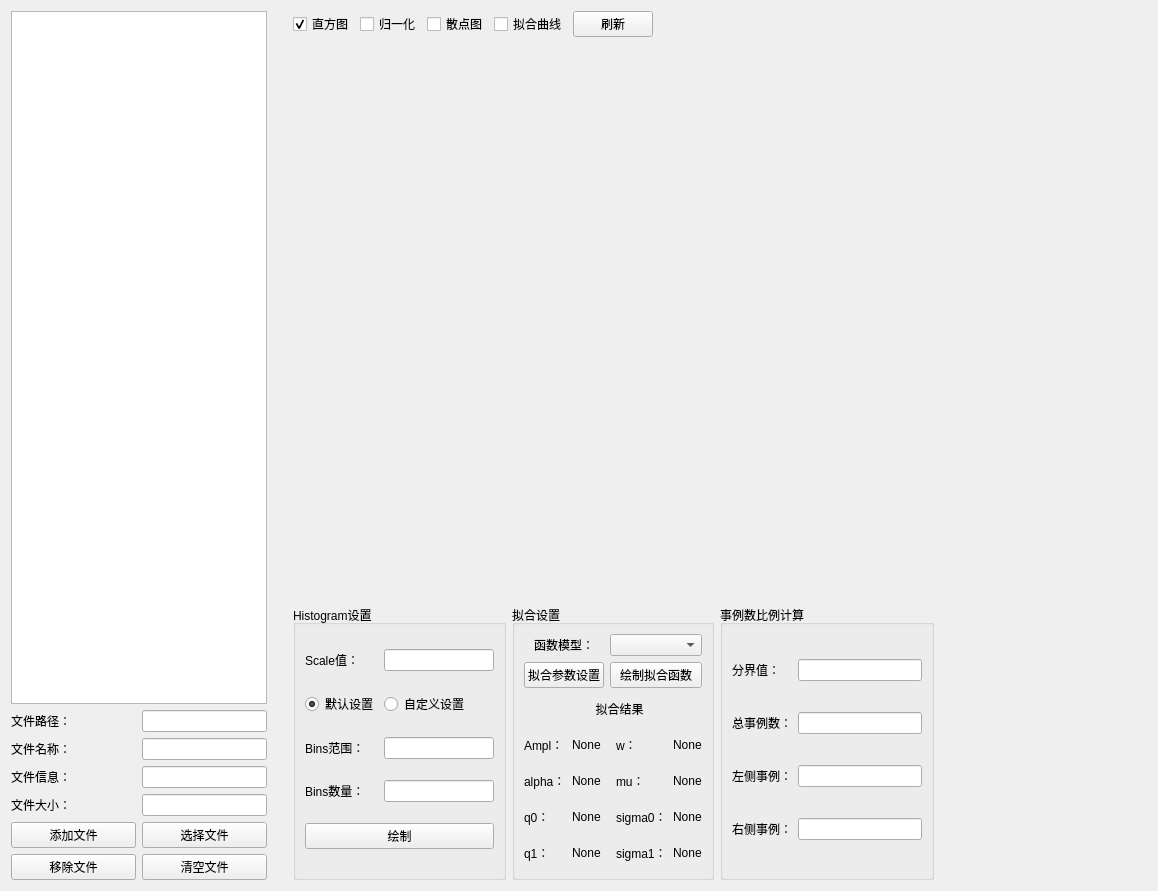
PENG-HuaXing/oscilloscope, file DesignerUi/UiSPE.ui: the form before one commit.
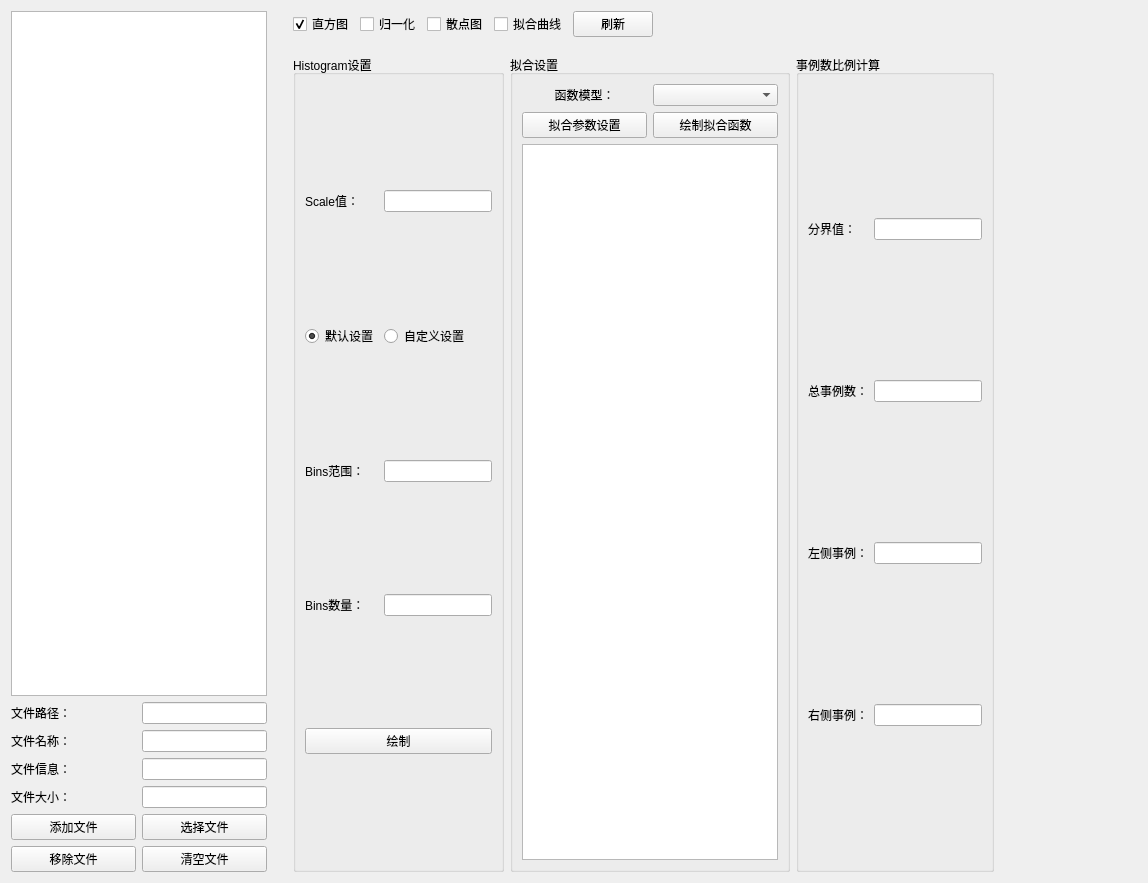
The form after the commit.

What changed in the file:
```diff
--- a/DesignerUi/UiSPE.ui
+++ b/DesignerUi/UiSPE.ui
@@ -6,8 +6,8 @@
    <rect>
     <x>0</x>
     <y>0</y>
-    <width>1158</width>
-    <height>891</height>
+    <width>1148</width>
+    <height>883</height>
    </rect>
   </property>
   <property name="windowTitle">
@@ -305,7 +305,7 @@
           <string>拟合设置</string>
          </property>
          <layout class="QGridLayout" name="gridLayout_3">
-          <item row="0" column="0" colspan="2">
+          <item row="0" column="0">
            <widget class="QLabel" name="label_11">
             <property name="text">
              <string>函数模型：</string>
@@ -315,7 +315,7 @@
             </property>
            </widget>
           </item>
-          <item row="0" column="2" colspan="3">
+          <item row="0" column="1">
            <widget class="QComboBox" name="comboBox">
             <property name="enabled">
              <bool>true</bool>
@@ -325,7 +325,7 @@
             </property>
            </widget>
           </item>
-          <item row="1" column="0" colspan="2">
+          <item row="1" column="0">
            <widget class="QPushButton" name="pushButton_6">
             <property name="enabled">
              <bool>true</bool>
@@ -335,7 +335,7 @@
             </property>
            </widget>
           </item>
-          <item row="1" column="2" colspan="3">
+          <item row="1" column="1">
            <widget class="QPushButton" name="pushButton_7">
             <property name="enabled">
              <bool>true</bool>
@@ -345,127 +345,8 @@
             </property>
            </widget>
           </item>
-          <item row="2" column="1" colspan="3">
-           <widget class="QLabel" name="label_31">
-            <property name="text">
-             <string>拟合结果</string>
-            </property>
-            <property name="alignment">
-             <set>Qt::AlignCenter</set>
-            </property>
-           </widget>
-          </item>
-          <item row="3" column="0">
-           <widget class="QLabel" name="label_5">
-            <property name="text">
-             <string>Ampl：</string>
-            </property>
-           </widget>
-          </item>
-          <item row="3" column="1" colspan="2">
-           <widget class="QLabel" name="label_16">
-            <property name="text">
-             <string>None</string>
-            </property>
-           </widget>
-          </item>
-          <item row="3" column="3">
-           <widget class="QLabel" name="label_17">
-            <property name="text">
-             <string>w：</string>
-            </property>
-           </widget>
-          </item>
-          <item row="3" column="4">
-           <widget class="QLabel" name="label_18">
-            <property name="text">
-             <string>None</string>
-            </property>
-           </widget>
-          </item>
-          <item row="4" column="0">
-           <widget class="QLabel" name="label_22">
-            <property name="text">
-             <string>alpha：</string>
-            </property>
-           </widget>
-          </item>
-          <item row="4" column="1" colspan="2">
-           <widget class="QLabel" name="label_19">
-            <property name="text">
-             <string>None</string>
-            </property>
-           </widget>
-          </item>
-          <item row="4" column="3">
-           <widget class="QLabel" name="label_20">
-            <property name="text">
-             <string>mu：</string>
-            </property>
-           </widget>
-          </item>
-          <item row="4" column="4">
-           <widget class="QLabel" name="label_21">
-            <property name="text">
-             <string>None</string>
-            </property>
-           </widget>
-          </item>
-          <item row="5" column="0">
-           <widget class="QLabel" name="label_26">
-            <property name="text">
-             <string>q0：</string>
-            </property>
-           </widget>
-          </item>
-          <item row="5" column="1" colspan="2">
-           <widget class="QLabel" name="label_23">
-            <property name="text">
-             <string>None</string>
-            </property>
-           </widget>
-          </item>
-          <item row="5" column="3">
-           <widget class="QLabel" name="label_24">
-            <property name="text">
-             <string>sigma0：</string>
-            </property>
-           </widget>
-          </item>
-          <item row="5" column="4">
-           <widget class="QLabel" name="label_25">
-            <property name="text">
-             <string>None</string>
-            </property>
-           </widget>
-          </item>
-          <item row="6" column="0">
-           <widget class="QLabel" name="label_30">
-            <property name="text">
-             <string>q1：</string>
-            </property>
-           </widget>
-          </item>
-          <item row="6" column="1" colspan="2">
-           <widget class="QLabel" name="label_27">
-            <property name="text">
-             <string>None</string>
-            </property>
-           </widget>
-          </item>
-          <item row="6" column="3">
-           <widget class="QLabel" name="label_28">
-            <property name="text">
-             <string>sigma1：</string>
-            </property>
-           </widget>
-          </item>
-          <item row="6" column="4">
-           <widget class="QLabel" name="label_29">
-            <property name="text">
-             <string>None</string>
-            </property>
-           </widget>
+          <item row="2" column="0" colspan="2">
+           <widget class="QTextBrowser" name="textBrowser"/>
           </item>
          </layout>
         </widget>
```
